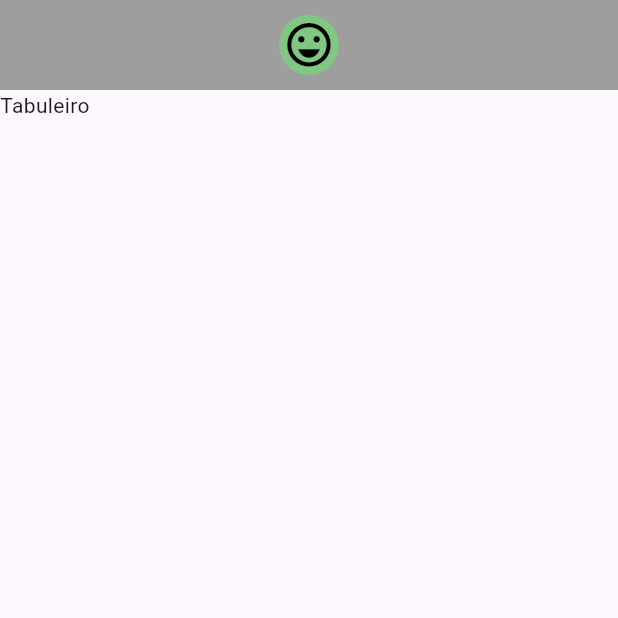
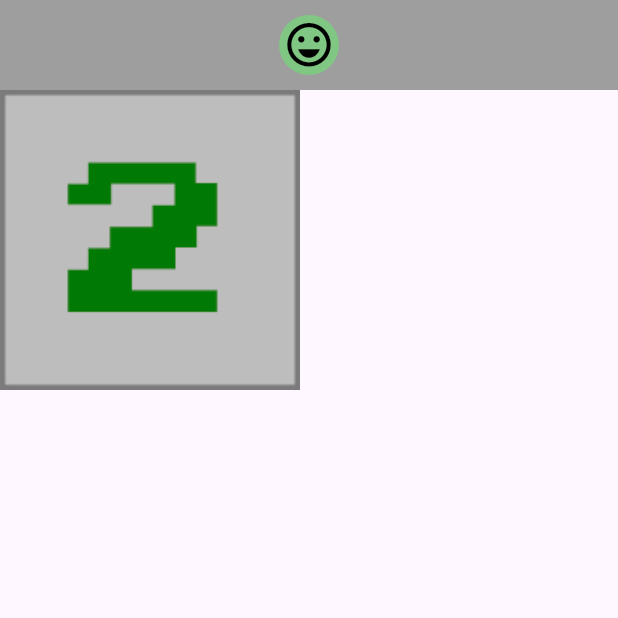
Before and after one commit to GoedertDalmolin/minefield, a Flutter app: the screen it shows after launch, on a phone screen of 412 x 824 dp, the top half of it. Run offline on Flutter 3.47's test engine with Material 3 defaults, Android fonts, the phone set to English and light mode, and no system bars.

Commit message:
Created campo_widget.dart.

```diff
--- /dev/null
+++ b/lib/components/campo_widget.dart
@@ -0,0 +1,39 @@
+import 'package:flutter/material.dart';
+import 'package:minefield/models/campo.dart';
+
+class CampoWidget extends StatelessWidget {
+  final Campo campo;
+  final Function(Campo) onAbrir;
+  final Function(Campo) onAlternarMarcacao;
+
+  const CampoWidget({
+    required this.campo,
+    required this.onAbrir,
+    required this.onAlternarMarcacao,
+  });
+
+  Widget _getImage() {
+    int qtdeMinas = campo.qtdeMinasNaVizinhanca;
+
+    if (campo.aberto && campo.minado && campo.explodido) {
+      return Image.asset('assets/images/bomba_0.jpeg');
+    } else if (campo.aberto && campo.minado) {
+      return Image.asset('assets/images/bomba_1.jpeg');
+    } else if (campo.aberto) {
+      return Image.asset('assets/images/aberto_$qtdeMinas.jpeg');
+    } else if (campo.marcado) {
+      return Image.asset('assets/images/bandeira.jpeg');
+    } else {
+      return Image.asset('assets/images/fechado.jpeg');
+    }
+  }
+
+  @override
+  Widget build(BuildContext context) {
+    return InkWell(
+      onTap: () {},
+      onLongPress: () {},
+      child: _getImage(),
+    );
+  }
+}
--- a/lib/screens/campo_minado.dart
+++ b/lib/screens/campo_minado.dart
@@ -1,19 +1,46 @@
 import 'package:flutter/material.dart';
+import 'package:minefield/components/campo_widget.dart';
 import 'package:minefield/components/resultado_widget.dart';
+import 'package:minefield/models/campo.dart';
+import 'package:minefield/models/explosao_exception.dart';
 
 class CampoMinadoApp extends StatelessWidget {
   const CampoMinadoApp({super.key});
 
+  _alternarMarcacao(Campo campo) {}
+
+  _abrir(Campo campo) {}
+
   @override
   Widget build(BuildContext context) {
+    Campo vizinho1 = Campo(linha: 1, coluna: 0);
+    vizinho1.minar();
+
+    Campo vizinho2 = Campo(linha: 1, coluna: 1);
+    vizinho2.minar();
+
+    Campo campo = Campo(linha: 0, coluna: 0);
+    campo.adicionarVizinho(vizinho1);
+    campo.adicionarVizinho(vizinho2);
+
+    try {
+      // campo.minar();
+      // campo.alternarMarcacao();
+      campo.abrir();
+    } on ExplosaoException {}
+
     return MaterialApp(
       home: Scaffold(
         appBar: ResultadoWidget(
-          venceu:  true,
+          venceu: true,
           onReiniciar: () {},
         ),
         body: Container(
-          child: Text('Tabuleiro'),
+          child: CampoWidget(
+            campo: campo,
+            onAbrir: _abrir,
+            onAlternarMarcacao: _alternarMarcacao,
+          ),
         ),
       ),
     );
```
